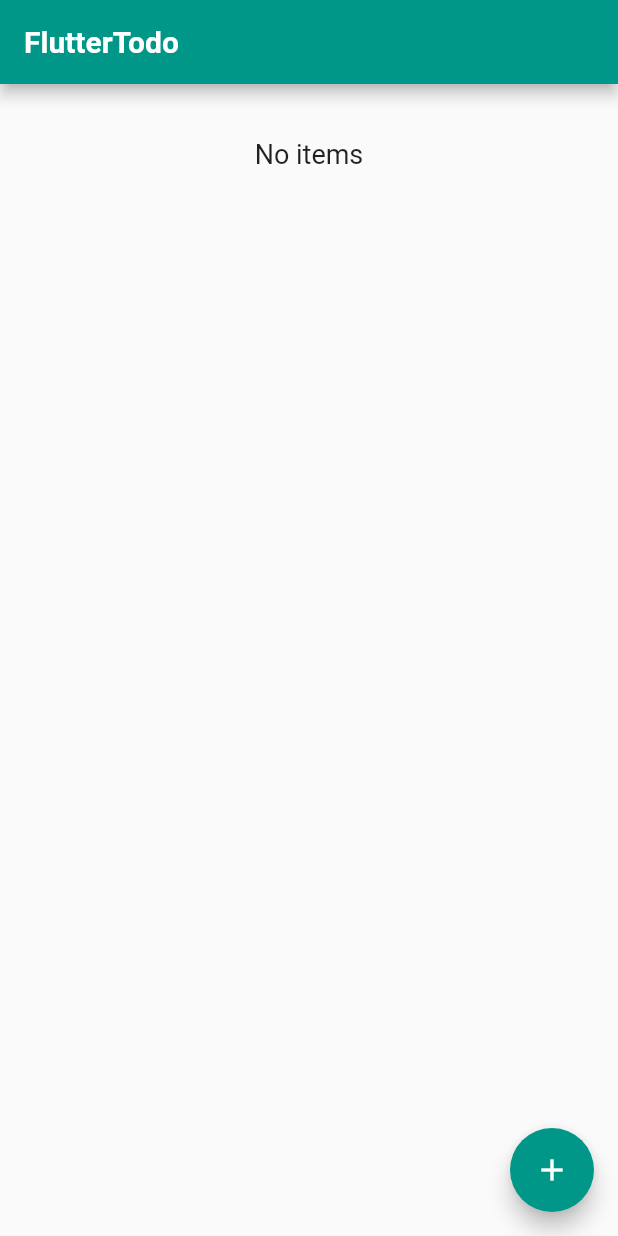
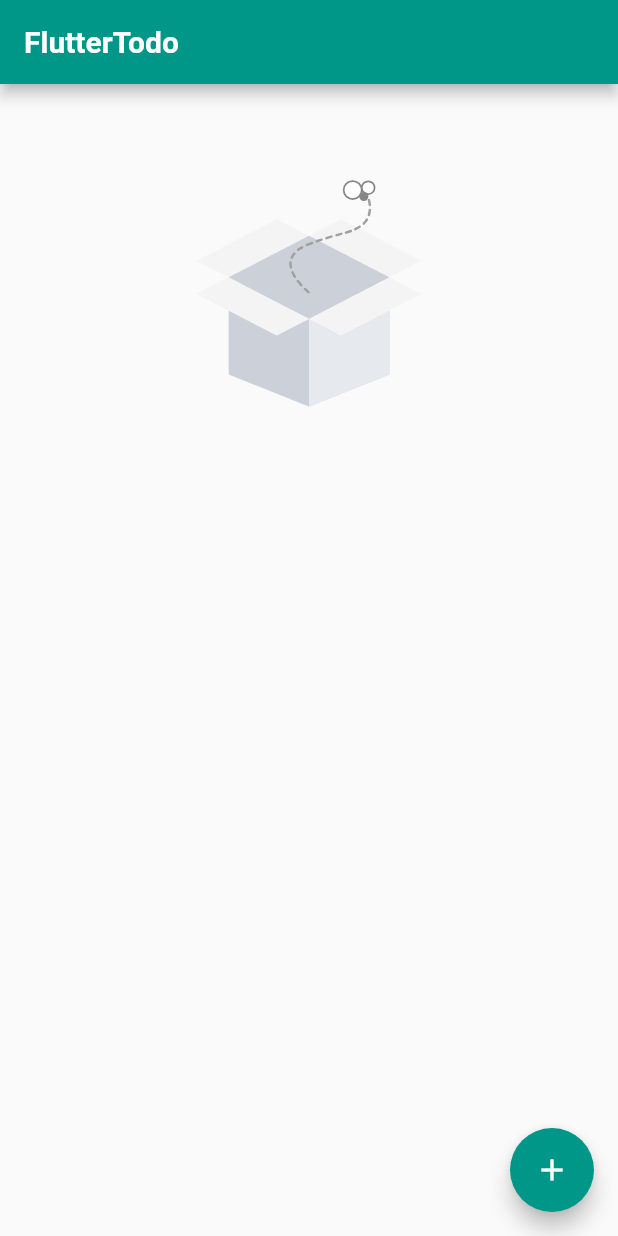
Before and after one commit to SoumyaCMC/todo_app, a Flutter app: the screen it shows after launch, on a phone screen of 412 x 824 dp. Run offline on Flutter 3.47's test engine with Material 2 defaults, Android fonts, the phone set to English and light mode, and no system bars; our stand-ins replace lottie, shared_preferences.

Commit message:
added lottie and delete icon

```diff
--- a/lib/screens/homeView.dart
+++ b/lib/screens/homeView.dart
@@ -4,6 +4,7 @@ import 'package:flutter/material.dart';
 import 'package:shared_preferences/shared_preferences.dart';
 import 'package:task_assigner/models/todo.dart';
 import 'package:task_assigner/screens/new_todo.dart';
+import 'package:lottie/lottie.dart';
 
 class Home extends StatefulWidget {
   @override
@@ -23,7 +24,13 @@ class HomeState extends State<Home> {
   //----------------------------------------------------------------------------
 
   Widget emptyList() {
-    return Center(child: Text('No items', style: TextStyle(fontSize: 18)));
+    return Center(
+        child: Lottie.asset(
+      "assets/images/629-empty-box.json",
+      width: 200,
+      height: 200,
+      fit: BoxFit.fill,
+    ));
   }
 
   //----------------------------------------------------------------------------
@@ -40,7 +47,15 @@ class HomeState extends State<Home> {
   Widget buildItem(Todo item, index) {
     return Dismissible(
       key: Key('${item.hashCode}'),
-      background: Container(color: Colors.red[700]),
+      background: Container(
+        padding: EdgeInsets.all(5),
+        color: Colors.red[700],
+        child: Icon(
+          Icons.delete,
+          color: Colors.white,
+        ),
+        alignment: Alignment.centerLeft,
+      ),
       onDismissed: (direction) => removeItem(item),
       direction: DismissDirection.startToEnd,
       child: buildListItem(item, index),
--- a/pubspec.yaml
+++ b/pubspec.yaml
@@ -27,6 +27,7 @@ dependencies:
   firebase_core:
   cloud_firestore:
   shared_preferences:
+  lottie: ^1.1.0
 
 
   # The following adds the Cupertino Icons font to your application.
@@ -55,8 +56,8 @@ flutter:
   uses-material-design: true
 
   # To add assets to your application, add an assets section, like this:
-  # assets:
-  #   - images/a_dot_burr.jpeg
+  assets:
+    - assets/images/629-empty-box.json
   #   - images/a_dot_ham.jpeg
 
   # An image asset can refer to one or more resolution-specific "variants", see
```
Also changed, not shown: assets/images/629-empty-box.json (added, +1 -0 lines), pubspec.lock.
